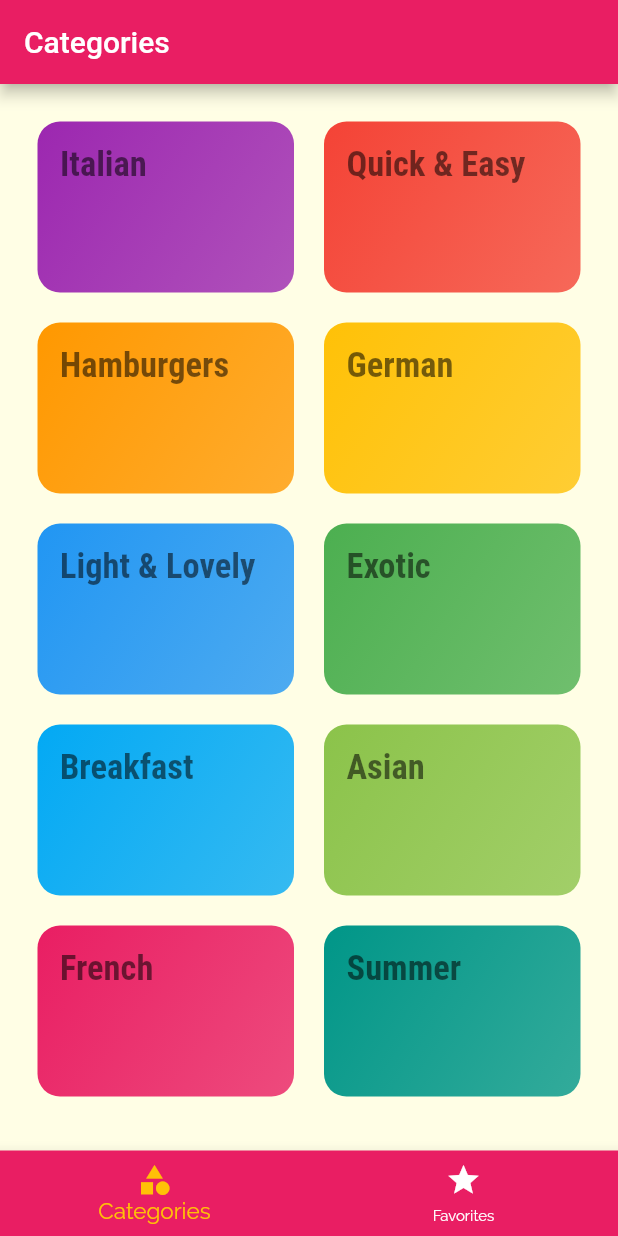
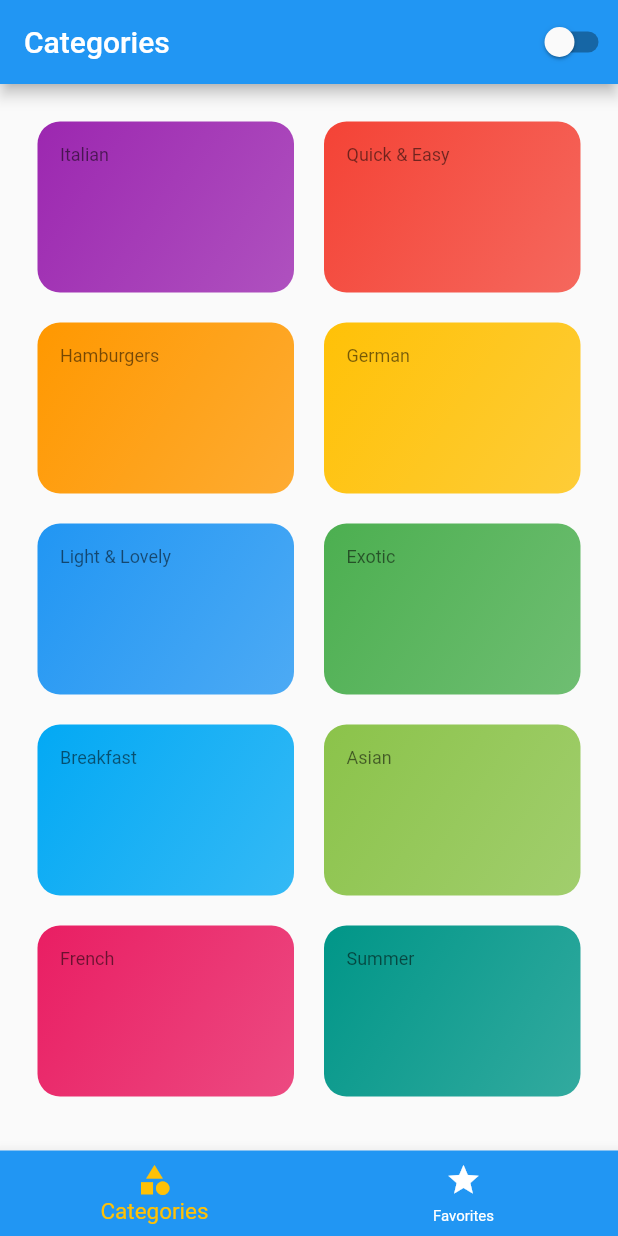
Before and after one commit to amjadhck/my_food, a Flutter app: the screen it shows after launch, on a phone screen of 412 x 824 dp. Run offline on Flutter 3.47's test engine with Material 2 defaults, Android fonts, the phone set to English and light mode, and no system bars.

Commit message:
theme toggle swith added

```diff
--- a/lib/main.dart
+++ b/lib/main.dart
@@ -1,49 +1,65 @@
-import 'dart:ui';
-
 import 'package:flutter/material.dart';
-import 'package:my_food/screens/categories_screen.dart';
 import 'package:my_food/screens/category_meals.dart';
 import 'package:my_food/screens/meal_details.dart';
 import 'package:my_food/screens/tabs_screen.dart';
+import 'package:my_food/theme/theme_constats.dart';
 
 void main() {
   runApp(const MyApp());
 }
 
-class MyApp extends StatelessWidget {
+class MyApp extends StatefulWidget {
   const MyApp({Key? key}) : super(key: key);
+
+  @override
+  State<MyApp> createState() => _MyAppState();
+  static _MyAppState? of(BuildContext context) =>
+      context.findAncestorStateOfType<_MyAppState>();
+}
+
+class _MyAppState extends State<MyApp> {
+  ThemeMode _themeMode = ThemeMode.light;
+
+  void changeTheme(ThemeMode themeMode) {
+    setState(() {
+      _themeMode = themeMode;
+    });
+  }
 
   @override
   Widget build(BuildContext context) {
     return MaterialApp(
       title: 'My Food',
-      theme: ThemeData(
-        //colorScheme: ColorScheme.fromSwatch().copyWith(secondary: Colors.black),
-        primaryColor: Colors.pink,
-        primarySwatch: Colors.pink,
+      themeMode: _themeMode,
+      theme: lightTheme,
+      darkTheme: darkTheme,
+      // ThemeData(
+      //   //colorScheme: ColorScheme.fromSwatch().copyWith(secondary: Colors.black),
+      //   primaryColor: Colors.pink,
+      //   primarySwatch: Colors.pink,
 
-        //secondary: Colors.black,
-        //background: Colors.pink.shade500,
-        //onPrimary: Colors.red,
-        //onSecondary: Colors.amber,
-        //onBackground: Colors.blueGrey,
-        canvasColor: const Color.fromRGBO(255, 254, 229, 1),
-        fontFamily: 'Raleway',
-        textTheme: ThemeData.light().textTheme.copyWith(
-              bodyText1: const TextStyle(
-                color: Colors.white,
-                // color: Color.fromRGBO(20, 51, 51, 1),
-              ),
-              bodyText2: const TextStyle(
-                color: Color.fromRGBO(20, 51, 51, 1),
-              ),
-              caption: const TextStyle(
-                fontSize: 23,
-                fontFamily: 'RobotoCondensed',
-                fontWeight: FontWeight.bold,
-              ),
-            ),
-      ),
+      //   //secondary: Colors.black,
+      //   //background: Colors.pink.shade500,
+      //   //onPrimary: Colors.red,
+      //   //onSecondary: Colors.amber,
+      //   //onBackground: Colors.blueGrey,
+      //   canvasColor: const Color.fromRGBO(255, 254, 229, 1),
+      //   fontFamily: 'Raleway',
+      //   textTheme: ThemeData.light().textTheme.copyWith(
+      //         bodyText1: const TextStyle(
+      //           color: Colors.white,
+      //           // color: Color.fromRGBO(20, 51, 51, 1),
+      //         ),
+      //         bodyText2: const TextStyle(
+      //           color: Color.fromRGBO(20, 51, 51, 1),
+      //         ),
+      //         caption: const TextStyle(
+      //           fontSize: 23,
+      //           fontFamily: 'RobotoCondensed',
+      //           fontWeight: FontWeight.bold,
+      //         ),
+      //       ),
+      // ),
       //home: CategoriesScreen(),
       routes: {
         '/': (context) => const TabsScreen(),
--- a/lib/screens/tabs_screen.dart
+++ b/lib/screens/tabs_screen.dart
@@ -1,6 +1,7 @@
 // ignore_for_file: prefer_const_literals_to_create_immutables, prefer_const_constructors, prefer_final_fields, unused_field
 
 import 'package:flutter/material.dart';
+import 'package:my_food/main.dart';
 import 'package:my_food/screens/categories_screen.dart';
 import 'package:my_food/screens/favorites_screen.dart';
 
@@ -18,6 +19,7 @@ class _TabsScreenState extends State<TabsScreen> {
   ];
 
   int _selectedPageIndex = 0;
+  bool _value = false;
 
   void _selectPage(int index) {
     setState(() {
@@ -30,6 +32,21 @@ class _TabsScreenState extends State<TabsScreen> {
     return Scaffold(
       appBar: AppBar(
         title: Text(_pages[_selectedPageIndex]['title']),
+        actions: [
+          Switch(
+            value: _value,
+            onChanged: (newValue) {
+              setState(() {
+                _value = newValue;
+                if (_value) {
+                  MyApp.of(context)!.changeTheme(ThemeMode.dark);
+                } else {
+                  MyApp.of(context)!.changeTheme(ThemeMode.light);
+                }
+              });
+            },
+          ),
+        ],
       ),
       body: _pages[_selectedPageIndex]['page'],
       bottomNavigationBar: BottomNavigationBar(
--- /dev/null
+++ b/lib/theme/theme_constats.dart
@@ -0,0 +1,4 @@
+import 'package:flutter/material.dart';
+
+ThemeData lightTheme = ThemeData(brightness: Brightness.light);
+ThemeData darkTheme = ThemeData(brightness: Brightness.dark);
```
